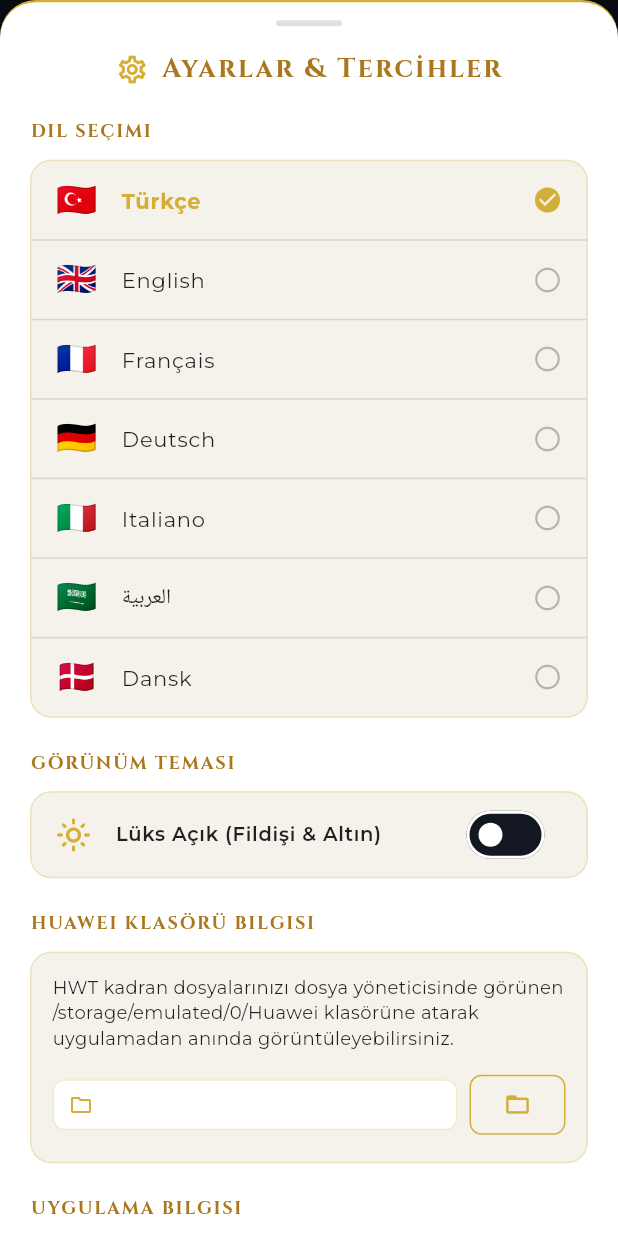
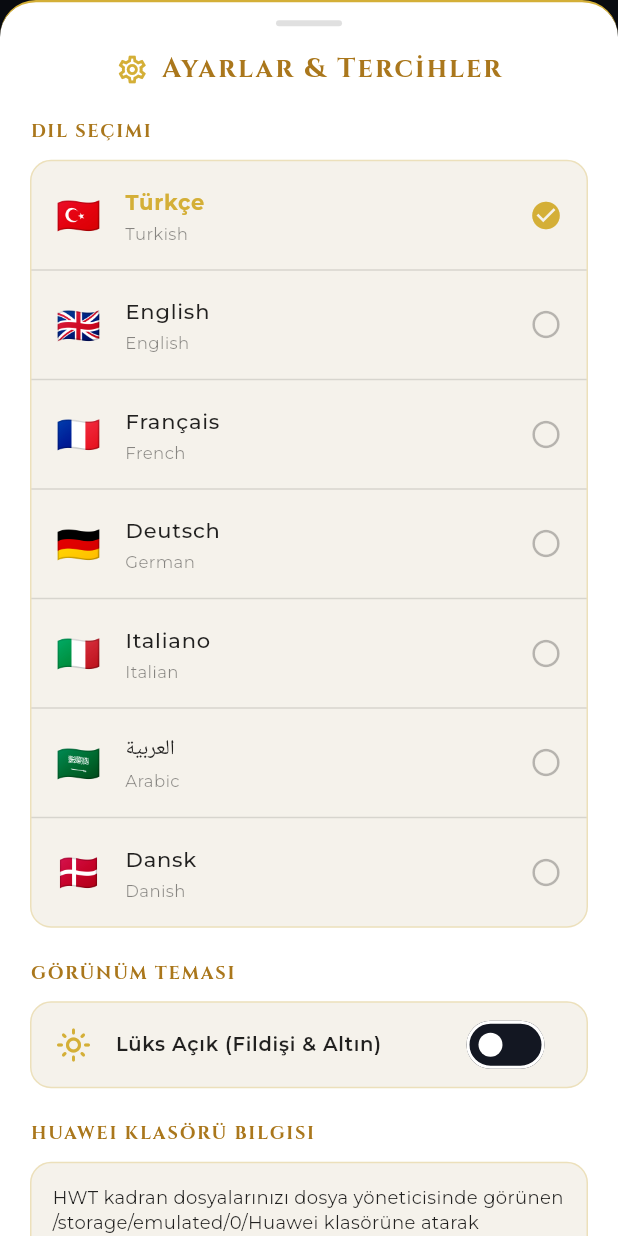
Before and after one commit to akiffurkan/hwt-lister-mobile, a Flutter app: the SettingsSheet widget shown alone on an empty page, opened directly with empty values, on a phone screen of 412 x 824 dp. Run offline on Flutter 3.47's test engine with Material 3 defaults, Android fonts, the phone set to English and light mode, and no system bars; our stand-ins replace file_picker, google_fonts, permission_handler, share_plus, shared_preferences; accounts and stored records are empty.

Commit message:
fix(i18n): add dedicated language picker button, real-time reactive locale updates, and flutter_localizations support

```diff
--- a/lib/services/localization_service.dart
+++ b/lib/services/localization_service.dart
@@ -2,19 +2,20 @@ import 'package:flutter/material.dart';
 import 'package:shared_preferences/shared_preferences.dart';
 
 enum AppLanguage {
-  tr('Türkçe', 'tr', '🇹🇷'),
-  en('English', 'en', '🇬🇧'),
-  fr('Français', 'fr', '🇫🇷'),
-  de('Deutsch', 'de', '🇩🇪'),
-  it('Italiano', 'it', '🇮🇹'),
-  ar('العربية', 'ar', '🇸🇦'),
-  da('Dansk', 'da', '🇩🇰');
+  tr('Türkçe', 'Turkish', 'tr', '🇹🇷'),
+  en('English', 'English', 'en', '🇬🇧'),
+  fr('Français', 'French', 'fr', '🇫🇷'),
+  de('Deutsch', 'German', 'de', '🇩🇪'),
+  it('Italiano', 'Italian', 'it', '🇮🇹'),
+  ar('العربية', 'Arabic', 'ar', '🇸🇦'),
+  da('Dansk', 'Danish', 'da', '🇩🇰');
 
   final String nativeName;
+  final String englishName;
   final String code;
   final String flag;
 
-  const AppLanguage(this.nativeName, this.code, this.flag);
+  const AppLanguage(this.nativeName, this.englishName, this.code, this.flag);
 
   bool get isRTL => this == AppLanguage.ar;
 }
--- a/lib/widgets/settings_sheet.dart
+++ b/lib/widgets/settings_sheet.dart
@@ -21,6 +21,9 @@ class SettingsSheet extends StatelessWidget {
 
   @override
   Widget build(BuildContext context) {
+    return AnimatedBuilder(
+      animation: appLocale,
+      builder: (context, _) {
         return Container(
           decoration: BoxDecoration(
             color: isDark ? LuxuryColors.darkSurface : LuxuryColors.lightSurface,
@@ -88,27 +91,37 @@ class SettingsSheet extends StatelessWidget {
                         final lang = AppLanguage.values[index];
                         final isSelected = appLocale.current == lang;
 
-                    return ListTile(
+                        return Material(
+                          color: Colors.transparent,
+                          child: ListTile(
                             dense: true,
-                      contentPadding: const EdgeInsets.symmetric(horizontal: 16, vertical: 2),
+                            contentPadding: const EdgeInsets.symmetric(horizontal: 16, vertical: 4),
                             leading: Text(
                               lang.flag,
-                        style: const TextStyle(fontSize: 22),
+                              style: const TextStyle(fontSize: 24),
                             ),
                             title: Text(
                               lang.nativeName,
                               style: GoogleFonts.montserrat(
                                 color: isSelected ? LuxuryColors.gold : (isDark ? Colors.white : Colors.black87),
-                          fontWeight: isSelected ? FontWeight.bold : FontWeight.normal,
+                                fontWeight: isSelected ? FontWeight.bold : FontWeight.w500,
                                 fontSize: 14,
                               ),
                             ),
+                            subtitle: Text(
+                              lang.englishName,
+                              style: GoogleFonts.montserrat(
+                                color: isDark ? Colors.white54 : Colors.black45,
+                                fontSize: 11,
+                              ),
+                            ),
                             trailing: isSelected
-                          ? const Icon(Icons.check_circle, color: LuxuryColors.gold, size: 20)
-                          : Icon(Icons.circle_outlined, color: isDark ? Colors.white24 : Colors.black26, size: 20),
+                                ? const Icon(Icons.check_circle, color: LuxuryColors.gold, size: 22)
+                                : Icon(Icons.circle_outlined, color: isDark ? Colors.white24 : Colors.black26, size: 22),
                             onTap: () {
                               appLocale.setLanguage(lang);
                             },
+                          ),
                         );
                       },
                     ),
@@ -126,6 +139,8 @@ class SettingsSheet extends StatelessWidget {
                         color: isDark ? LuxuryColors.darkBorder : LuxuryColors.lightBorder,
                       ),
                     ),
+                    child: Material(
+                      color: Colors.transparent,
                       child: ListTile(
                         leading: Icon(
                           isDark ? Icons.dark_mode_outlined : Icons.light_mode_outlined,
@@ -145,6 +160,7 @@ class SettingsSheet extends StatelessWidget {
                           onChanged: (_) => onToggleTheme(),
                         ),
                         onTap: onToggleTheme,
+                      ),
                     ),
                   ),
                   const SizedBox(height: 22),
@@ -248,7 +264,7 @@ class SettingsSheet extends StatelessWidget {
                               style: GoogleFonts.montserrat(color: isDark ? Colors.white60 : Colors.black54, fontSize: 12),
                             ),
                             Text(
-                          'v1.1.0 (Multilingual Release)',
+                              'v1.1.1 (Multilingual)',
                               style: GoogleFonts.montserrat(color: LuxuryColors.gold, fontSize: 12, fontWeight: FontWeight.bold),
                             ),
                           ],
@@ -275,6 +291,8 @@ class SettingsSheet extends StatelessWidget {
             ),
           ),
         );
+      },
+    );
   }
 
   Widget _buildSectionHeader(String title, bool isDark) {
--- a/pubspec.yaml
+++ b/pubspec.yaml
@@ -16,7 +16,7 @@ publish_to: 'none' # Remove this line if you wish to publish to pub.dev
 # https://developer.apple.com/library/archive/documentation/General/Reference/InfoPlistKeyReference/Articles/CoreFoundationKeys.html
 # In Windows, build-name is used as the major, minor, and patch parts
 # of the product and file versions while build-number is used as the build suffix.
-version: 1.1.0+2
+version: 1.1.1+3
 
 environment:
   sdk: ^3.13.2
@@ -29,6 +29,8 @@ environment:
 # versions available, run `flutter pub outdated`.
 dependencies:
   flutter:
+    sdk: flutter
+  flutter_localizations:
     sdk: flutter
 
   # The following adds the Cupertino Icons font to your application.
```
Also changed, not shown: lib/main.dart (+7 -1 lines), lib/screens/home_screen.dart (+14 -0 lines), lib/widgets/language_sheet.dart (added, +186 -0 lines), lib/widgets/stats_header.dart (+45 -10 lines), pubspec.lock. Lines whose indentation alone changed are shown as unchanged.
